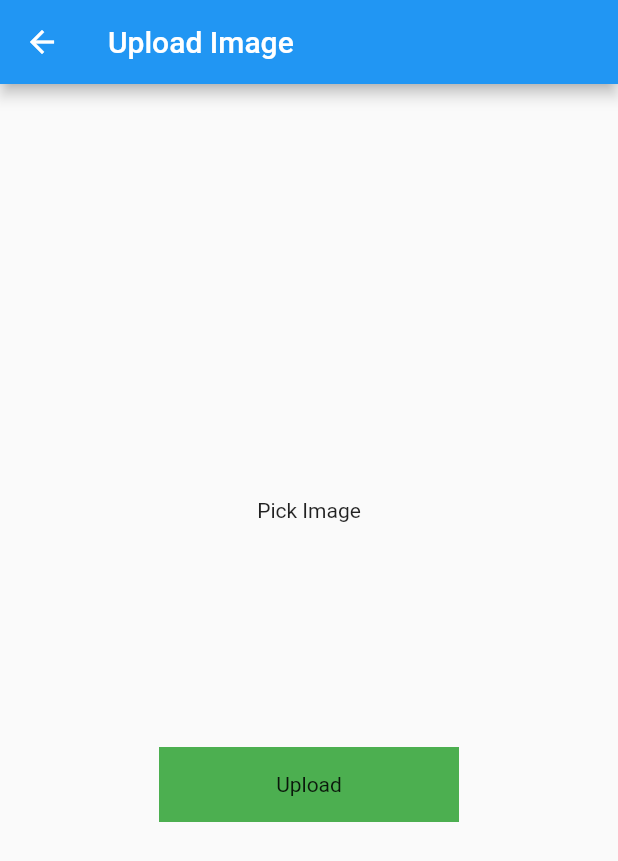
After one commit to Sherajul-Shakil/RestApiWithHttp, a Flutter app: the screen it shows after launch, after a tap on "Upload Image", on a phone screen of 412 x 824 dp. The commit adds this screen. Shown: the top 861 px of the screen. Run offline on Flutter 3.47's test engine with Material 2 defaults, Android fonts, the phone set to English and light mode, and no system bars; drawn by our look-alikes of modal_progress_hud_nsn; our stand-ins replace image_picker.

Commit message:
Upload image with post api

```diff
--- /dev/null
+++ b/lib/postApi/upload_image.dart
@@ -0,0 +1,119 @@
+import 'dart:io';
+import 'package:http/http.dart' as http;
+import 'package:flutter/material.dart';
+import 'package:image_picker/image_picker.dart';
+import 'package:modal_progress_hud_nsn/modal_progress_hud_nsn.dart';
+
+class UploadImageScreen extends StatefulWidget {
+  const UploadImageScreen({Key? key}) : super(key: key);
+
+  @override
+  _UploadImageScreenState createState() => _UploadImageScreenState();
+}
+
+class _UploadImageScreenState extends State<UploadImageScreen> {
+  File? image;
+  final _picker = ImagePicker();
+  bool showSpinner = false;
+
+  Future getImage() async {
+    final pickedFile =
+        await _picker.pickImage(source: ImageSource.gallery, imageQuality: 80);
+
+    if (pickedFile != null) {
+      image = File(pickedFile.path);
+      setState(() {});
+    } else {
+      print('no image selected');
+    }
+  }
+
+  Future<void> uploadImage() async {
+    setState(() {
+      showSpinner = true;
+    });
+
+    var stream = new http.ByteStream(image!.openRead());
+    stream.cast();
+
+    var length = await image!.length();
+
+    var uri = Uri.parse('https://fakestoreapi.com/products');
+
+    var request = new http.MultipartRequest('POST', uri);
+
+    request.fields['title'] = "Static title";
+
+    var multiport = new http.MultipartFile('image', stream, length);
+
+    request.files.add(multiport);
+
+    var response = await request.send();
+
+    print(response.stream.toString());
+    if (response.statusCode == 200) {
+      setState(() {
+        showSpinner = false;
+      });
+      print('image uploaded');
+    } else {
+      print('failed');
+      setState(() {
+        showSpinner = false;
+      });
+    }
+  }
+
+  @override
+  Widget build(BuildContext context) {
+    return ModalProgressHUD(
+      inAsyncCall: showSpinner,
+      child: Scaffold(
+        appBar: AppBar(
+          title: Text('Upload Image'),
+        ),
+        body: Column(
+          mainAxisAlignment: MainAxisAlignment.center,
+          crossAxisAlignment: CrossAxisAlignment.center,
+          children: [
+            GestureDetector(
+              onTap: () {
+                getImage();
+              },
+              child: Container(
+                child: image == null
+                    ? Center(
+                        child: Text('Pick Image'),
+                      )
+                    : Container(
+                        child: Center(
+                          child: Image.file(
+                            File(image!.path).absolute,
+                            height: 100,
+                            width: 100,
+                            fit: BoxFit.cover,
+                          ),
+                        ),
+                      ),
+              ),
+            ),
+            SizedBox(
+              height: 150,
+            ),
+            GestureDetector(
+              onTap: () {
+                uploadImage();
+              },
+              child: Container(
+                height: 50,
+                width: 200,
+                color: Colors.green,
+                child: Center(child: Text('Upload')),
+              ),
+            )
+          ],
+        ),
+      ),
+    );
+  }
+}
--- a/lib/screens/home_page.dart
+++ b/lib/screens/home_page.dart
@@ -1,6 +1,7 @@
 import 'package:flutter/material.dart';
 import 'package:rest_api_example/getApi/simple_json_with_model.dart';
 import 'package:rest_api_example/postApi/registration_login.dart';
+import 'package:rest_api_example/postApi/upload_image.dart';
 
 import '../getApi/complex_json_with_model.dart';
 import '../getApi/complex_json_without_model.dart';
@@ -61,6 +62,15 @@
                     );
                   },
                   child: Text("register & Login")),
+              ElevatedButton(
+                  onPressed: () {
+                    Navigator.push(
+                      context,
+                      MaterialPageRoute(
+                          builder: (context) => UploadImageScreen()),
+                    );
+                  },
+                  child: Text("Upload Image")),
             ],
           ),
         ),
```
Also changed, not shown: pubspec.yaml (+2 -22 lines), pubspec.lock, 1 other file.
